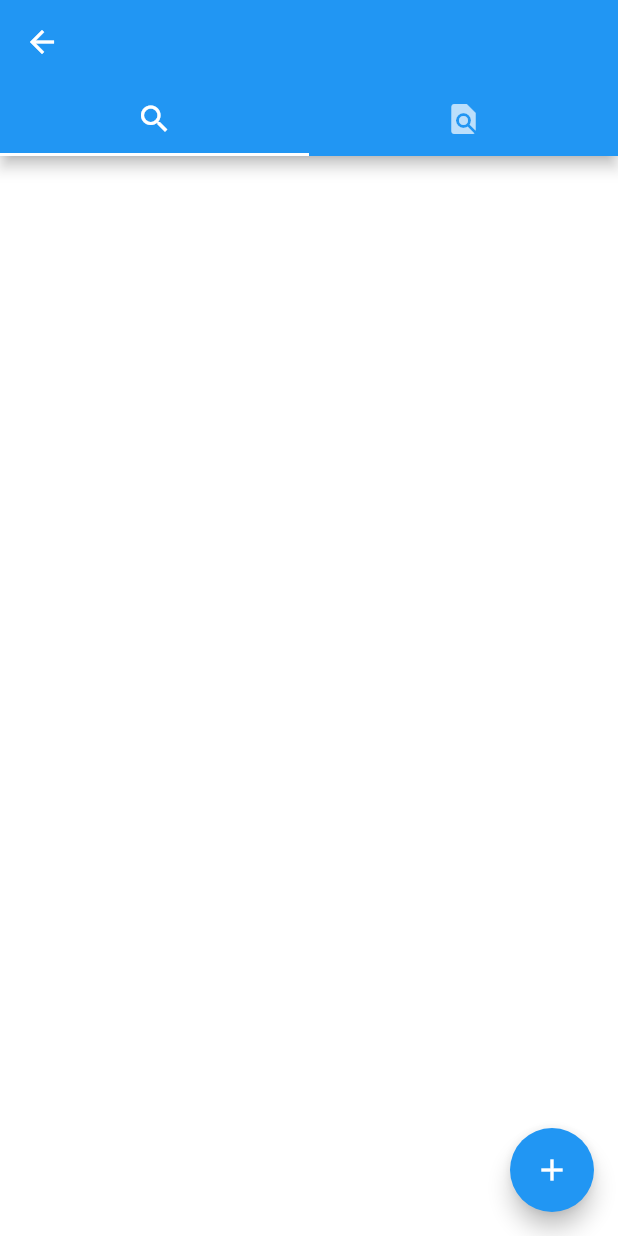
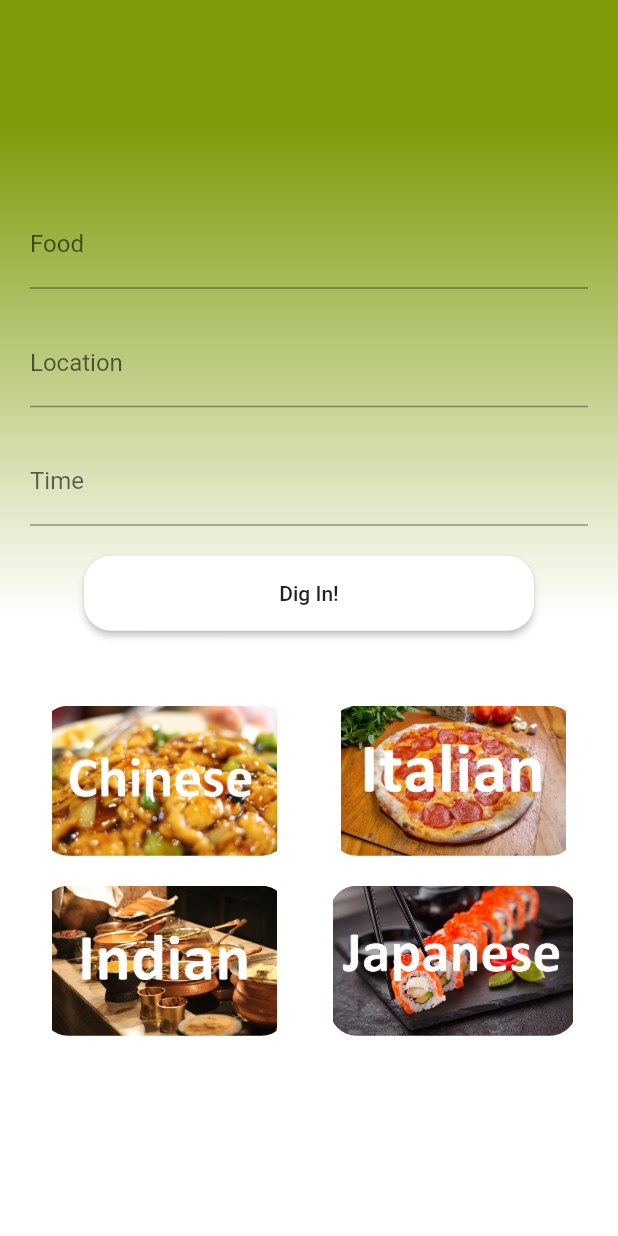
Before and after one commit to DigIn231119/frontend, a Flutter app: the screen it shows after launch, after a tap on "Log In", on a phone screen of 412 x 824 dp. Run offline on Flutter 3.47's test engine with Material 2 defaults, Android fonts, the phone set to English and light mode, and no system bars.

Commit message:
pretty much done

```diff
--- /dev/null
+++ b/digin3/lib/home.dart
@@ -0,0 +1,256 @@
+import 'package:flutter/material.dart';
+import 'package:flutter/rendering.dart';
+
+class Home extends StatefulWidget{
+  HomeState createState() => HomeState();
+}
+
+class HomeState extends State<Home> {
+
+  final GlobalKey<FormState> _formKey = GlobalKey<FormState>();
+
+  @override
+  Widget build(BuildContext context) {
+    return Scaffold(
+      body: Container(
+        decoration: BoxDecoration(
+          gradient: LinearGradient(
+            begin: Alignment.topCenter,
+            end: Alignment.bottomCenter,
+            stops:[0.1, 0.5,],
+            colors: [Color(0xff7d9b09),Colors.white]
+          )
+        ),
+
+        child: Column(
+          mainAxisAlignment: MainAxisAlignment.center,
+          children: <Widget>[
+            Form(
+              key: _formKey,
+              child:
+              Column(
+                children: <Widget>[
+                  Container(
+                    margin: EdgeInsets.only(bottom: 20.0, left: 20.0, right: 20.0),
+                    child: TextFormField(
+                      decoration: InputDecoration(labelText: 'Food'),
+                    ),
+                  ),
+                  Container(
+                    margin: EdgeInsets.only(bottom: 20.0, left: 20.0, right: 20.0),
+                    child: TextFormField(
+                      decoration: InputDecoration(labelText: 'Location'),
+                    ),
+                  ),
+                  Container(
+                    margin: EdgeInsets.only(bottom: 20.0, left: 20.0, right: 20.0),
+                    child: TextFormField(
+                      decoration: InputDecoration(labelText: 'Time'),
+                    ),
+                  ),
+            SizedBox(
+              width: 300,
+              height: 50,
+              child: RaisedButton(
+                color: Colors.white,
+                shape: RoundedRectangleBorder(
+                  borderRadius: BorderRadius.circular(18.0)
+                ),
+                child: Text('Dig In!'),
+                onPressed: find,
+              ),
+            ),
+             ],
+              ),
+            ),
+            Row(
+              crossAxisAlignment: CrossAxisAlignment.end,
+              mainAxisAlignment: MainAxisAlignment.spaceEvenly,
+              children: <Widget>[
+                InkWell(
+                  onTap: () {},
+                  child: Container(
+                    margin: EdgeInsets.only(top: 50),
+                    height: 100,
+                    width: MediaQuery.of(context).size.width/2.5,
+                    child: ClipRRect(
+                      borderRadius: BorderRadius.circular(18.0),
+                      child: Image.asset('chinese.jpg'),
+                    )
+                    ),
+                  ),
+                InkWell(
+                  onTap: () {},
+                  child: Container(
+                    margin: EdgeInsets.only(top: 50),
+                    height: 100,
+                    width: MediaQuery.of(context).size.width/2.5,
+                    child: ClipRRect(
+                      borderRadius: BorderRadius.circular(18.0),
+                      child: Image.asset('italian.png'),
+                    )
+                    ),
+                  ),
+              ],
+            ),
+            Row(
+              mainAxisAlignment: MainAxisAlignment.spaceEvenly,
+              children: <Widget>[
+                InkWell(
+                  onTap: () {},
+                  child: Container(
+                    margin: EdgeInsets.only(top: 20),
+                    height: 100,
+                    width: MediaQuery.of(context).size.width/2.5,
+                    child: ClipRRect(
+                      borderRadius: BorderRadius.circular(18.0),
+                      child: Image.asset('indian.jpg'),
+                    )
+                    ),
+                  ),
+                InkWell(
+                  onTap: () {},
+                  child: Container(
+                    margin: EdgeInsets.only(top: 20),
+                    height: 100,
+                    width: MediaQuery.of(context).size.width/2.5,
+                    child: ClipRRect(
+                      borderRadius: BorderRadius.circular(18.0),
+                      child: Image.asset('japanese.jpg'),
+                    )
+                    ),
+                  ),
+          ],
+            ),
+          ],
+        ),
+      ),
+      drawer: Drawer(
+        child: ListView(
+          children: <Widget>[
+             Stack(
+              children: <Widget>[
+                Container(
+                height: MediaQuery.of(context).size.height /3,
+                color: Color(0xff7d9b09),
+                ),
+                Container(
+                  margin: EdgeInsets.only(top: 20.0, left: 20.0),
+                  height:100,
+                  width: 100,
+                  child: Image.asset('logo.png'),
+                  decoration: BoxDecoration(
+                    color: Colors.transparent,
+                    shape: BoxShape.circle,
+                  ),
+                ),
+              ],
+            ),
+            Row(
+              children: <Widget>[
+                FlatButton( //TODO: implement function
+                  child: Text('Account', style: TextStyle(color: Colors.black, fontSize: 20),)
+                ),
+              ],
+            ),
+            Row(
+              children: <Widget>[
+                FlatButton( //TODO: implement function
+                  child: Text('Settings', style: TextStyle(color: Colors.black, fontSize: 20),)
+                ),
+              ],
+            ),
+            Row(
+              children: <Widget>[
+                FlatButton(
+                  child: Text('Add Listing', style: TextStyle(color: Colors.black, fontSize: 20),),
+                  onPressed: () {
+                   showDialog(
+            context: context,
+            builder: (BuildContext context) {
+              return AlertDialog(
+                content: Form(
+                  key: _formKey,
+                  child: Column(
+                    mainAxisAlignment: MainAxisAlignment.center,
+                    mainAxisSize: MainAxisSize.min,
+                    children: <Widget>[
+                      Padding(
+                        padding: EdgeInsets.all(8.0),
+                        child: TextFormField(
+                          decoration: InputDecoration(labelText: 'Dish Name'),
+                          validator: (input) {
+                            if (input.isEmpty) {
+                              return 'Enter a value';
+                            }
+                          },
+                          // onSaved: (input) => name = input,
+                        ),
+                      ),
+                      Padding(
+                        padding: EdgeInsets.all(8.0),
+                        child: TextFormField(
+                          decoration: InputDecoration(labelText: 'Cook Name'),
+                          validator: (input) {
+                            if (input.isEmpty) {
+                              return 'Enter a value';
+                            }
+                          },
+                          // onSaved: (input) => cookname = input,
+                        ),
+                      ),
+                      Padding(
+                        padding: EdgeInsets.all(8.0),
+                        child: TextFormField(
+                          decoration: InputDecoration(labelText: 'Location'),
+                          validator: (input) {
+                            if (input.isEmpty) {
+                              return 'Enter a value';
+                            }
+                          },
+                          // onSaved: (input) => location = input,
+                        ),
+                      ),
+                      Padding(
+                        padding: EdgeInsets.all(8.0),
+                        child: TextFormField(
+                          decoration: InputDecoration(labelText: 'Time'),
+                          // onSaved: (input) => time = input,
+                        ),
+                      ),
+                      Padding(
+                        padding: EdgeInsets.all(8.0),
+                        child: FlatButton(
+                          child: Text('Create'),
+                          onPressed: () => Navigator.pushNamed(context, '/home'),
+                        )
+                      )
+                    ],
+                  )
+                )
+              );
+                      }
+                    );
+                  }
+                ),
+              ],
+            ),
+            Row(
+              children: <Widget>[
+                FlatButton( //TODO: implement function
+                  child: Text('Sign Out', style: TextStyle(color: Colors.black, fontSize: 12, ),),
+                  onPressed: () => Navigator.pushNamed(context, '/'),
+                ),
+              ],
+            ),
+          ],
+        )
+      ),
+    );
+  }
+
+  void find() {
+    Navigator.pushNamed(context, '/customer');
+  }
+
+}
--- a/digin3/lib/loginpage.dart
+++ b/digin3/lib/loginpage.dart
@@ -11,9 +11,13 @@ class LoginState extends State<Login> {
   @override
   Widget build(BuildContext context) {
     return Scaffold(
+      backgroundColor: Color(0xff7d9b09),
       body: Column(
         mainAxisAlignment: MainAxisAlignment.center,
         children: <Widget>[
+          Container(
+            child: Image.asset('logo.png'), //TODO: logo transparent bg
+          ),
           Form(
             key: _formKey,
             child: Column(
@@ -53,9 +57,15 @@ class LoginState extends State<Login> {
                   width: 350,
                       child: RaisedButton(
                       onPressed: _login,
+                      shape: RoundedRectangleBorder(
+                        borderRadius: BorderRadius.circular(18.0)
+                      ),
                       child: Text('Log In'),
                     ),
                 ),
+                FlatButton(
+                  child: Text('Sign Up?', style: TextStyle(fontSize: 12),),
+                )
               ],
             )
           )
@@ -69,7 +79,7 @@ class LoginState extends State<Login> {
     } else if (_email == 'test') {
       Navigator.pushNamed(context, '/test');
     } else {
-      Navigator.pushNamed(context, '/customer');
+      Navigator.pushNamed(context, '/home');
     }
   }
 }
--- a/digin3/lib/main.dart
+++ b/digin3/lib/main.dart
@@ -2,6 +2,9 @@ import 'package:flutter/material.dart';
 import 'loginpage.dart';
 import 'customer.dart';
 import 'test.dart';
+import 'home.dart';
+import 'test2.dart';
+import 'dish.dart';
 
 void main() => runApp(MyApp());
 
@@ -14,6 +17,9 @@ class MyApp extends StatelessWidget {
           '/': (context) => Login(),
           '/customer': (context) => Customer(),
           '/test': (context) => Data(),
+          '/home': (context) => Home(),
+          '/test2': (context) => Test2(),
+          '/dish' : (context) => Dish(),
         }
     );
   }
```
Also changed, not shown: digin3/lib/create.dart (added, +10 -0 lines), digin3/lib/customer.dart (+100 -17 lines), digin3/lib/dish.dart (added, +41 -0 lines), digin3/lib/test2.dart (added, +26 -0 lines), digin3/pubspec.yaml (+8 -0 lines), digin3/chinese.jpg (added), digin3/indian.jpg (added), digin3/italian.png (added), digin3/italian.webp (added), digin3/japanese.jpg (added), digin3/logo.jpeg (added), digin3/logo.png (added), 2 other files.
